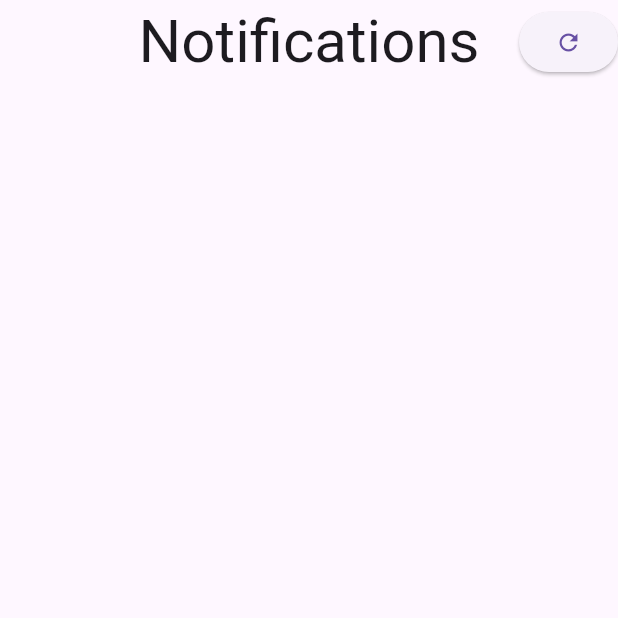
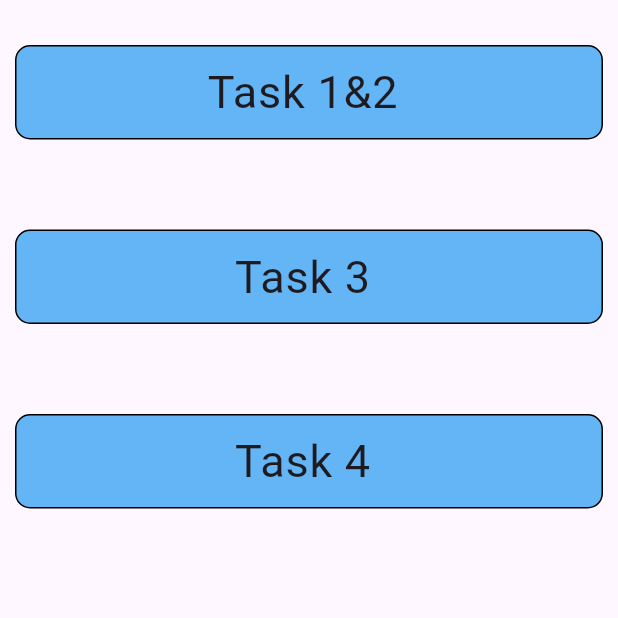
Before and after one commit to Mostafa11412/Cloud_Computing, a Flutter app: the screen it shows after launch, on a phone screen of 412 x 824 dp, the top half of it. Run offline on Flutter 3.47's test engine with Material 3 defaults, Android fonts, the phone set to English and light mode, and no system bars; our stand-ins replace cloud_firestore, firebase_core, firebase_messaging; accounts and stored records are empty.

Commit message:
Project organization

```diff
--- /dev/null
+++ b/lib/home.dart
@@ -0,0 +1,71 @@
+import 'package:cloud_computing/task1&2.dart';
+import 'package:cloud_computing/task3.dart';
+import 'package:cloud_computing/task4.dart';
+import 'package:flutter/material.dart';
+
+class Home extends StatelessWidget {
+  static const String routeName = "Home";
+  const Home({super.key});
+
+  @override
+  Widget build(BuildContext context) {
+    return Scaffold(
+      body: Container(
+          child: ListView(children: [
+            Container(
+              margin: EdgeInsets.symmetric(horizontal: 10, vertical: 30),
+              decoration: BoxDecoration(
+                  border: Border.all(),
+                  borderRadius: BorderRadius.circular(10),
+                  color: Colors.blue[300]),
+              child: ListTile(
+                title: Text(
+                  "Task 1&2",
+                  style: TextStyle(fontSize: 30),
+                  textAlign: TextAlign.center,
+                ),
+                onTap: () {
+                  Navigator.pushNamed(context, Task1.routeName);
+                },
+              ),
+            ),
+            Container(
+              margin: EdgeInsets.symmetric(horizontal: 10, vertical: 30),
+              decoration: BoxDecoration(
+                  border: Border.all(),
+                  borderRadius: BorderRadius.circular(10),
+                  color: Colors.blue[300]),
+              child: ListTile(
+                onTap: () {
+                  Navigator.pushNamed(context, Task3.routeName);
+                },
+                title: Text(
+                  "Task 3",
+                  style: TextStyle(fontSize: 30),
+                  textAlign: TextAlign.center,
+                ),
+              ),
+            ),
+            Container(
+              margin: EdgeInsets.symmetric(horizontal: 10, vertical: 30),
+              decoration: BoxDecoration(
+                  color: Colors.blue[300],
+                  border: Border.all(),
+                  borderRadius: BorderRadius.circular(10)),
+              child: ListTile(
+                onTap: () {
+                  Navigator.pushNamed(context, Task4.routeName);
+                },
+                title: Text(
+                  "Task 4",
+                  style: TextStyle(fontSize: 30),
+                  textAlign: TextAlign.center,
+                ),
+              ),
+            ),
+          ]),
+        ),
+    );
+
+  }
+}
--- a/lib/main.dart
+++ b/lib/main.dart
@@ -1,5 +1,8 @@
-import 'package:cloud_computing/Task1.dart';
+import 'package:cloud_computing/home.dart';
+import 'package:cloud_computing/task1&2.dart';
 import 'package:cloud_computing/firebase_options.dart';
+import 'package:cloud_computing/task3.dart';
+import 'package:cloud_computing/task4.dart';
 import 'package:cloud_firestore/cloud_firestore.dart';
 import 'package:firebase_core/firebase_core.dart';
 import 'package:firebase_messaging/firebase_messaging.dart';
@@ -20,7 +23,6 @@ Future<void> BackgroundMessageHandler(RemoteMessage message) async {
       "key": message.data['key-test'] ?? null,
     });
   }
-
 }
 
 void main() async {
@@ -37,6 +39,14 @@ class MyApp extends StatelessWidget {
 
   @override
   Widget build(BuildContext context) {
-    return MaterialApp(home: Task1());
+    return MaterialApp(
+        debugShowCheckedModeBanner: false,
+        initialRoute: Home.routeName,
+        routes: {
+          Home.routeName: (context) => Home(),
+          Task1.routeName: (context) => Task1(),
+          Task3.routeName: (context) => Task3(),
+          Task4.routeName: (context) => Task4(),
+        });
   }
 }
--- a/lib/Task1.dart
+++ b/lib/task1&2.dart
@@ -3,6 +3,7 @@ import 'package:firebase_messaging/firebase_messaging.dart';
 import 'package:flutter/material.dart';
 
 class Task1 extends StatefulWidget {
+  static const String routeName = "Task1";
   const Task1({super.key});
 
   @override
```
Also changed, not shown: lib/task3.dart (added, +22 -0 lines), lib/task4.dart (added, +22 -0 lines).
